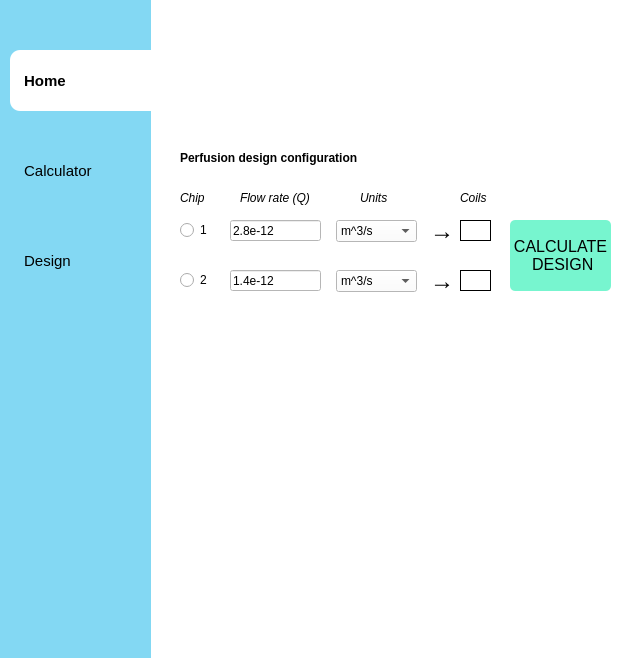
Old version of the form appGUI.ui in the repository JuanCamiloGS/VivoStreamGUI.
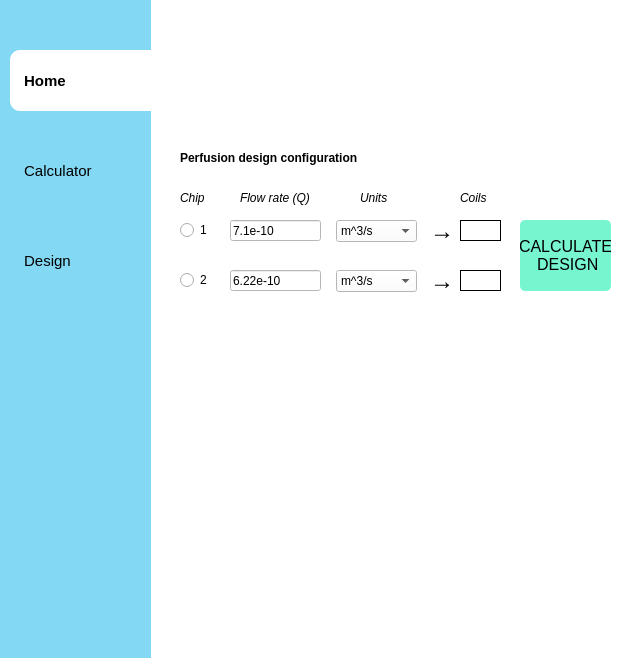
New version of the form. The open tabs and pages were chosen to show the change. Icons and pictures are not drawn.

Commit message: Coil calculation in Design

```diff
--- a/appGUI.ui
+++ b/appGUI.ui
@@ -769,7 +769,7 @@
        <rect>
         <x>290</x>
         <y>130</y>
-        <width>31</width>
+        <width>41</width>
         <height>21</height>
        </rect>
       </property>
@@ -785,7 +785,7 @@
        <rect>
         <x>290</x>
         <y>80</y>
-        <width>31</width>
+        <width>41</width>
         <height>21</height>
        </rect>
       </property>
@@ -862,7 +862,7 @@
        </rect>
       </property>
       <property name="text">
-       <string>2.8e-12</string>
+       <string>7.1e-10</string>
       </property>
      </widget>
      <widget class="QLineEdit" name="lineEditChip2">
@@ -875,15 +875,15 @@
        </rect>
       </property>
       <property name="text">
-       <string>1.4e-12</string>
+       <string>6.22e-10</string>
       </property>
      </widget>
      <widget class="QPushButton" name="pushButtonDesign">
       <property name="geometry">
        <rect>
-        <x>340</x>
+        <x>350</x>
         <y>80</y>
-        <width>101</width>
+        <width>91</width>
         <height>71</height>
        </rect>
       </property>
```
The commit also changes 3 other files.
